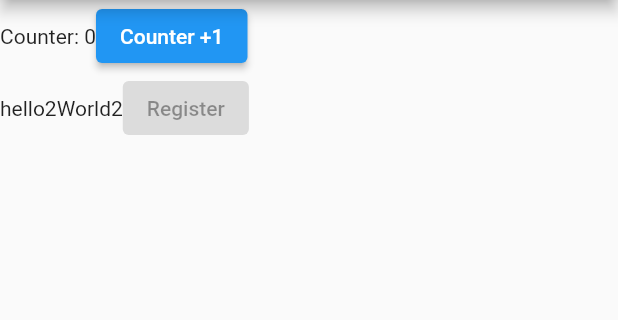
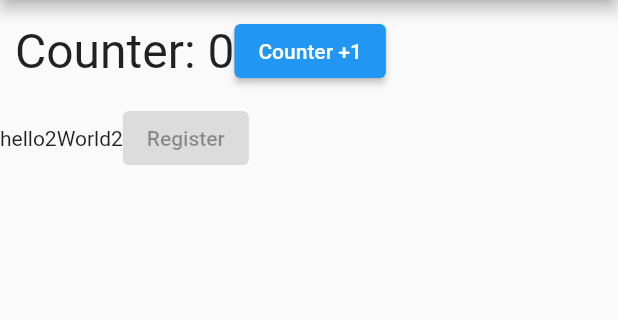
Before and after one commit to frontenddevtrainer/flutter_edureka_shopping_edu, a Flutter app: the screen it shows after launch, on a phone screen of 412 x 824 dp, the part 84-404 px from its top. Run offline on Flutter 3.47's test engine with Material 2 defaults, Android fonts, the phone set to English and light mode, and no system bars.

Commit message:
Container and Text Style

```diff
--- a/lib/counter.dart
+++ b/lib/counter.dart
@@ -12,9 +12,11 @@ class _CounterState extends State<Counter> {
 
   @override
   Widget build(BuildContext context) {
-    return Row(
-      children:  [
-        Text("Counter: $counter"),
+    return Container(
+      padding: const EdgeInsets.all(10),
+      child: Row(
+        children: [
+          Text("Counter: $counter", style: const TextStyle(fontSize: 32),),
           ElevatedButton(
               onPressed: () {
                 setState(() {
@@ -23,6 +25,7 @@ class _CounterState extends State<Counter> {
               },
               child: const Text("Counter +1"))
         ],
+      ),
     );
   }
 }
--- a/lib/main.dart
+++ b/lib/main.dart
@@ -24,7 +24,7 @@ class EdurekaShopAppState extends State<EdurekaShopApp> {
       appBar: AppBar(
         title: const Text("Edureka Shop"),
       ),
-      body: Column(children: [
+      body: Column( children: [
         Row(
           children: const [
             Counter()
```
Lines whose indentation alone changed are shown as unchanged.
